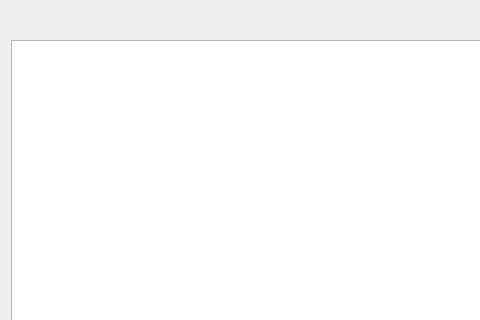
Above: dtc_operations.ui from miikasyvanen/FastECU before the change; both pictures show x 0 to 480 and y 0 to 320 of the 800 by 600 pixel window. Below: the same form after it.
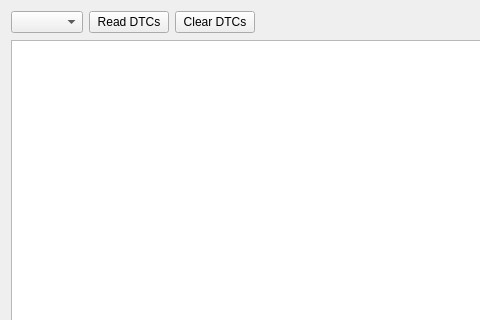
That is the form after the change.

What changed in the file:
```diff
--- a/dtc_operations.ui
+++ b/dtc_operations.ui
@@ -62,6 +62,23 @@
    </item>
    <item row="0" column="0">
     <layout class="QHBoxLayout" name="horizontalLayout_2">
+     <item>
+      <widget class="QComboBox" name="protocolComboBox"/>
+     </item>
+     <item>
+      <widget class="QPushButton" name="readDtcButton">
+       <property name="text">
+        <string>Read DTCs</string>
+       </property>
+      </widget>
+     </item>
+     <item>
+      <widget class="QPushButton" name="clearDtcButton">
+       <property name="text">
+        <string>Clear DTCs</string>
+       </property>
+      </widget>
+     </item>
      <item>
       <spacer name="horizontalSpacer_2">
        <property name="orientation">
```
